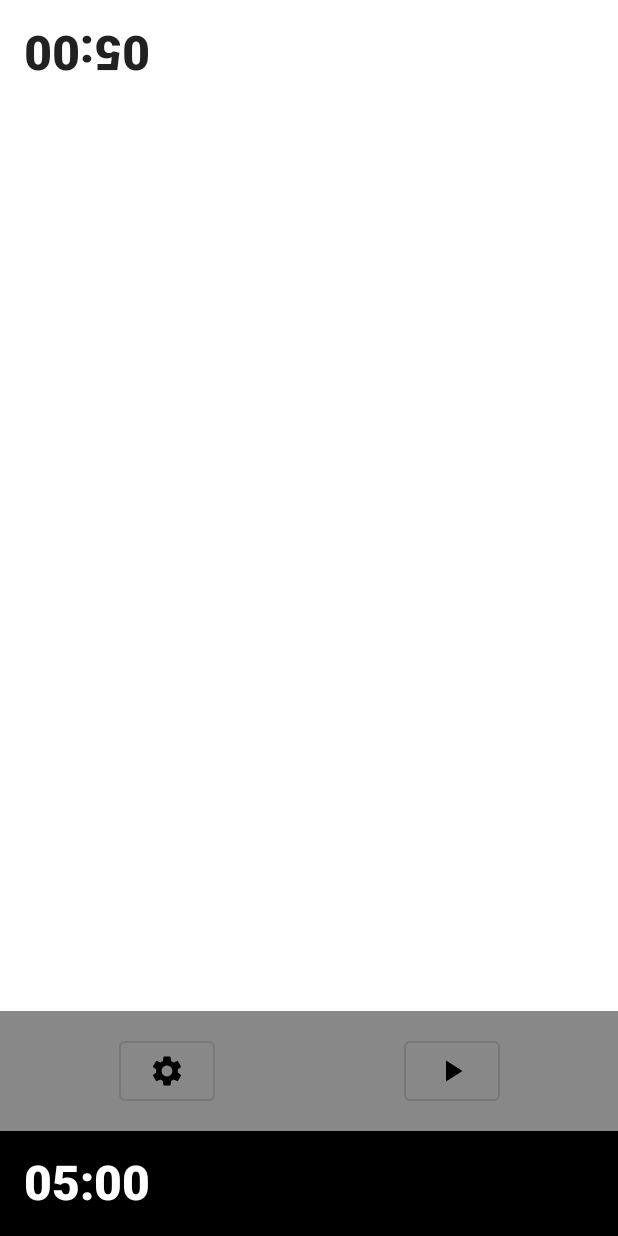
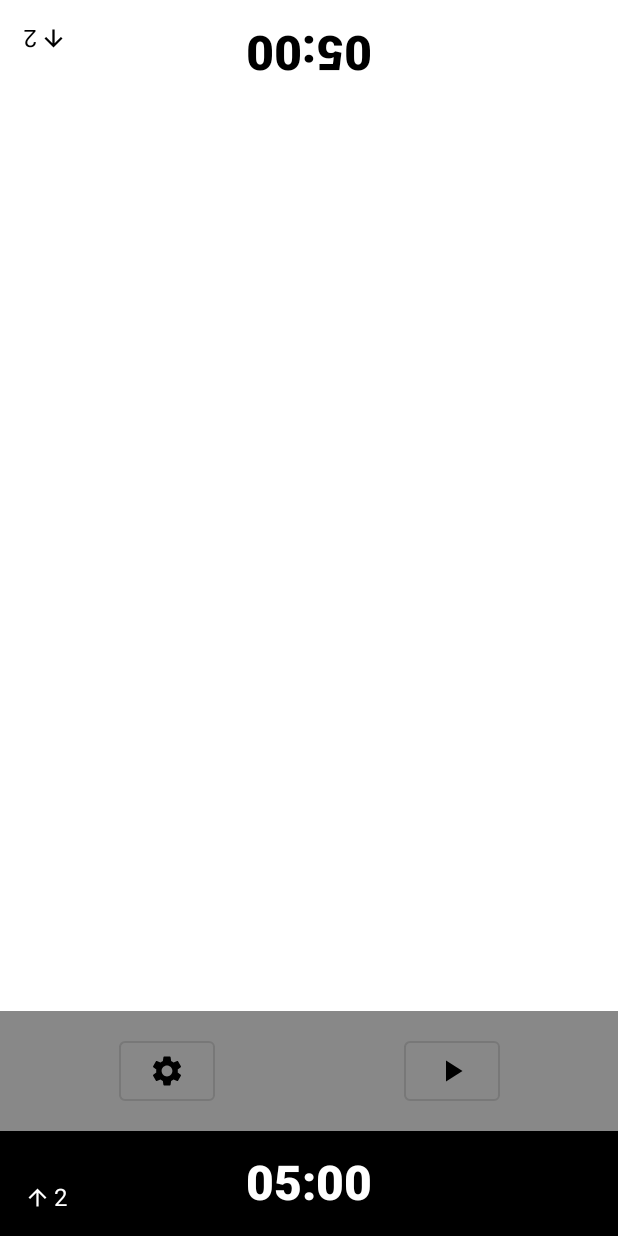
Before and after one commit to DouglasCF/Chess-Clock, an Android app built with Jetpack Compose: the screen it shows after launch (MainActivity), on a phone screen of 412 x 824 dp. Run offline under Robolectric (Android 15) with nearby library versions, the phone set to English and light mode, and no system bars; our stand-ins replace Dagger/Hilt's generated code.

Commit message:
[CC-11] Add incremental time (#14)
* [CC-11] Add incremental time

- Refactor and created the TimeText.

* - Created the IncrementalText.

```diff
--- a/androidApp/src/main/java/br/com/fornaro/chessclock/android/ui/home/HomeScreen.kt
+++ b/androidApp/src/main/java/br/com/fornaro/chessclock/android/ui/home/HomeScreen.kt
@@ -2,7 +2,6 @@ package br.com.fornaro.chessclock.android.ui.home
 
 import androidx.compose.foundation.Image
 import androidx.compose.foundation.background
-import androidx.compose.foundation.clickable
 import androidx.compose.foundation.layout.Arrangement
 import androidx.compose.foundation.layout.Box
 import androidx.compose.foundation.layout.Column
@@ -11,7 +10,6 @@ import androidx.compose.foundation.layout.fillMaxWidth
 import androidx.compose.foundation.layout.padding
 import androidx.compose.material.ButtonDefaults
 import androidx.compose.material.OutlinedButton
-import androidx.compose.material.Text
 import androidx.compose.material.icons.Icons
 import androidx.compose.material.icons.filled.Pause
 import androidx.compose.material.icons.filled.PlayArrow
@@ -20,14 +18,11 @@ import androidx.compose.runtime.Composable
 import androidx.compose.runtime.LaunchedEffect
 import androidx.compose.runtime.collectAsState
 import androidx.compose.runtime.getValue
-import androidx.compose.ui.Alignment
 import androidx.compose.ui.Modifier
 import androidx.compose.ui.draw.rotate
 import androidx.compose.ui.graphics.Color
 import androidx.compose.ui.platform.LocalContext
-import androidx.compose.ui.text.font.FontWeight
 import androidx.compose.ui.tooling.preview.Preview
-import androidx.compose.ui.unit.sp
 import androidx.hilt.navigation.compose.hiltViewModel
 import br.com.fornaro.chessclock.Game
 import br.com.fornaro.chessclock.android.theme.Dimens
@@ -47,7 +42,8 @@ fun HomeScreen(viewModel: HomeViewModel = hiltViewModel()) {
                     delay(Game.delay)
                     viewModel.decreaseWhiteTime()
                 }
-        }}
+            }
+        }
     }
 
     LaunchedEffect(LocalContext.current) {
@@ -57,7 +53,8 @@ fun HomeScreen(viewModel: HomeViewModel = hiltViewModel()) {
                     delay(Game.delay)
                     viewModel.decreaseBlackTime()
                 }
-        }}
+            }
+        }
     }
 
     Content(
@@ -75,26 +72,15 @@ private fun Content(
     onWhitePressedClock: () -> Unit = {},
     onBlackPressedClock: () -> Unit = {},
 ) {
-
-    val modifier = Modifier
-        .fillMaxWidth()
-        .padding(Dimens.default)
-
+    Box {
         Column {
-        Box(
-            modifier = Modifier
-                .background(Color.White)
-                .clickable { onWhitePressedClock() }
-                .then(if (game.isWhiteMove) modifier.weight(1f) else modifier)
-                .rotate(180f),
-            contentAlignment = Alignment.BottomEnd
-        ) {
-            Text(
+            TimeText(
+                onClickAction = onWhitePressedClock,
+                backgroundColor = Color.White,
+                modifier = (if (game.isWhiteMove) Modifier.weight(1f) else Modifier).rotate(180f),
                 text = game.whiteTimeRemainingString,
-                fontWeight = FontWeight.Black,
-                fontSize = 32.sp,
+                textColor = Color.Black,
             )
-        }
 
             Row(
                 modifier = Modifier
@@ -118,20 +104,25 @@ private fun Content(
                 }
             }
 
-        Box(
-            modifier = Modifier
-                .background(Color.Black)
-                .clickable { onBlackPressedClock() }
-                .then(if (!game.isWhiteMove) modifier.weight(1f) else modifier),
-            contentAlignment = Alignment.BottomStart
-        ) {
-            Text(
+            TimeText(
+                onClickAction = onBlackPressedClock,
+                backgroundColor = Color.Black,
+                modifier = if (!game.isWhiteMove) Modifier.weight(1f) else Modifier,
                 text = game.blackTimeRemainingString,
-                fontWeight = FontWeight.Black,
-                fontSize = 32.sp,
-                color = Color.White,
+                textColor = Color.White,
             )
         }
+
+        IncrementalText(
+            value = game.incrementTimeString,
+            modifier = Modifier.rotate(180f),
+            horizontalArrangement = Arrangement.End,
+            color = Color.Black
+        )
+        IncrementalText(
+            value = game.incrementTimeString,
+            color = Color.White
+        )
     }
 }
 
--- a/androidApp/src/main/java/br/com/fornaro/chessclock/android/ui/home/HomeViewModel.kt
+++ b/androidApp/src/main/java/br/com/fornaro/chessclock/android/ui/home/HomeViewModel.kt
@@ -10,22 +10,24 @@ import javax.inject.Inject
 class HomeViewModel @Inject constructor() : ViewModel() {
 
     private var totalTime = 5 * 60L
+    private var incremental = 2L
 
-    private val _game = MutableStateFlow(Game(totalTime))
+    private val _game: MutableStateFlow<Game> = MutableStateFlow(Game(totalTime, incremental))
     val game get() = _game
 
     init {
-        startGame()
+        startGame(totalTime, incremental)
     }
 
-    fun startGame(startTime: Long = 5 * 60L) {
-        totalTime = startTime
-        _game.value = Game(startTime)
-        updateGame()
+    fun startGame(startTime: Long = 5 * 60L, incremental: Long = 0L) {
+        this.totalTime = startTime
+        this.incremental = incremental
+        _game.value = Game(startTime, incremental)
     }
 
     private fun updateGame(action: Game.() -> Unit = {}) {
-        _game.value = _game.value.copy().apply { action() }
+        _game.value = _game.value.copy(totalTime = totalTime, increment = incremental)
+            .apply { action() }
     }
 
     fun changePlayPause() = updateGame { changePlayPause() }
--- /dev/null
+++ b/androidApp/src/main/java/br/com/fornaro/chessclock/android/ui/home/IncrementalText.kt
@@ -0,0 +1,47 @@
+package br.com.fornaro.chessclock.android.ui.home
+
+import androidx.compose.foundation.Image
+import androidx.compose.foundation.layout.Arrangement
+import androidx.compose.foundation.layout.Row
+import androidx.compose.foundation.layout.fillMaxSize
+import androidx.compose.foundation.layout.padding
+import androidx.compose.foundation.layout.size
+import androidx.compose.material.Text
+import androidx.compose.material.icons.Icons
+import androidx.compose.material.icons.filled.ArrowUpward
+import androidx.compose.runtime.Composable
+import androidx.compose.ui.Alignment
+import androidx.compose.ui.Modifier
+import androidx.compose.ui.draw.alpha
+import androidx.compose.ui.graphics.Color
+import androidx.compose.ui.graphics.ColorFilter
+import androidx.compose.ui.unit.dp
+import br.com.fornaro.chessclock.android.theme.Dimens
+
+@Composable
+fun IncrementalText(
+    value: String,
+    modifier: Modifier = Modifier,
+    color: Color,
+    horizontalArrangement: Arrangement.Horizontal = Arrangement.Start
+) {
+    Row(
+        modifier = Modifier
+            .fillMaxSize()
+            .padding(Dimens.default)
+            .alpha(if (value == "0") .3f else 1f)
+            .then(modifier),
+        verticalAlignment = Alignment.Bottom,
+        horizontalArrangement = horizontalArrangement
+    ) {
+        Image(
+            imageVector = Icons.Default.ArrowUpward,
+            contentDescription = null,
+            colorFilter = ColorFilter.tint(color = color),
+            modifier = Modifier
+                .size(20.dp)
+                .padding(end = 2.dp)
+        )
+        Text(text = value, color = color)
+    }
+}
--- /dev/null
+++ b/androidApp/src/main/java/br/com/fornaro/chessclock/android/ui/home/TimeText.kt
@@ -0,0 +1,41 @@
+package br.com.fornaro.chessclock.android.ui.home
+
+import androidx.compose.foundation.background
+import androidx.compose.foundation.clickable
+import androidx.compose.foundation.layout.Box
+import androidx.compose.foundation.layout.fillMaxWidth
+import androidx.compose.foundation.layout.padding
+import androidx.compose.material.Text
+import androidx.compose.runtime.Composable
+import androidx.compose.ui.Alignment
+import androidx.compose.ui.Modifier
+import androidx.compose.ui.graphics.Color
+import androidx.compose.ui.text.font.FontWeight
+import androidx.compose.ui.text.style.TextAlign
+import androidx.compose.ui.unit.sp
+import br.com.fornaro.chessclock.android.theme.Dimens
+
+@Composable
+fun TimeText(
+    modifier: Modifier = Modifier,
+    backgroundColor: Color,
+    onClickAction: () -> Unit = {},
+    text: String,
+    textColor: Color,
+) {
+    Box(
+        contentAlignment = Alignment.BottomCenter,
+        modifier = Modifier
+            .background(backgroundColor)
+            .fillMaxWidth()
+            .clickable { onClickAction() }
+            .padding(Dimens.default)
+            .then(modifier)) {
+        Text(
+            text = text,
+            fontWeight = FontWeight.Black,
+            fontSize = 32.sp,
+            color = textColor,
+        )
+    }
+}
--- a/shared/src/commonMain/kotlin/br/com/fornaro/chessclock/Game.kt
+++ b/shared/src/commonMain/kotlin/br/com/fornaro/chessclock/Game.kt
@@ -19,7 +19,8 @@ data class Game(
     val blackTimeRemainingString: String
         get() = stringFromTimeInterval(blackTimeRemaining)
 
-    val incrementTimeString get() = increment / milliConst
+    val incrementTimeString: String
+        get() = (increment / milliConst).toString()
 
     private fun stringFromTimeInterval(time: Long): String {
         val seconds = ((time / milliConst) % 60)
@@ -28,12 +29,12 @@ data class Game(
         val ms = (time % milliConst)
 
         return when {
-            hours > 0 -> "${hours.toString().padStart(2,'0')}:" +
-                    "${minutes.toString().padStart(2,'0')}:" +
-                    seconds.toString().padStart(2,'0')
-            minutes > 0 -> "${minutes.toString().padStart(2,'0')}:" +
-                    seconds.toString().padStart(2,'0')
-            else -> seconds.toString().padStart(2,'0')
+            hours > 0 -> "${hours.toString().padStart(2, '0')}:" +
+                    "${minutes.toString().padStart(2, '0')}:" +
+                    seconds.toString().padStart(2, '0')
+            minutes > 0 -> "${minutes.toString().padStart(2, '0')}:" +
+                    seconds.toString().padStart(2, '0')
+            else -> seconds.toString().padStart(2, '0')
         }
     }
 
```
Also changed, not shown: 1 other file. Lines whose indentation alone changed are shown as unchanged.
